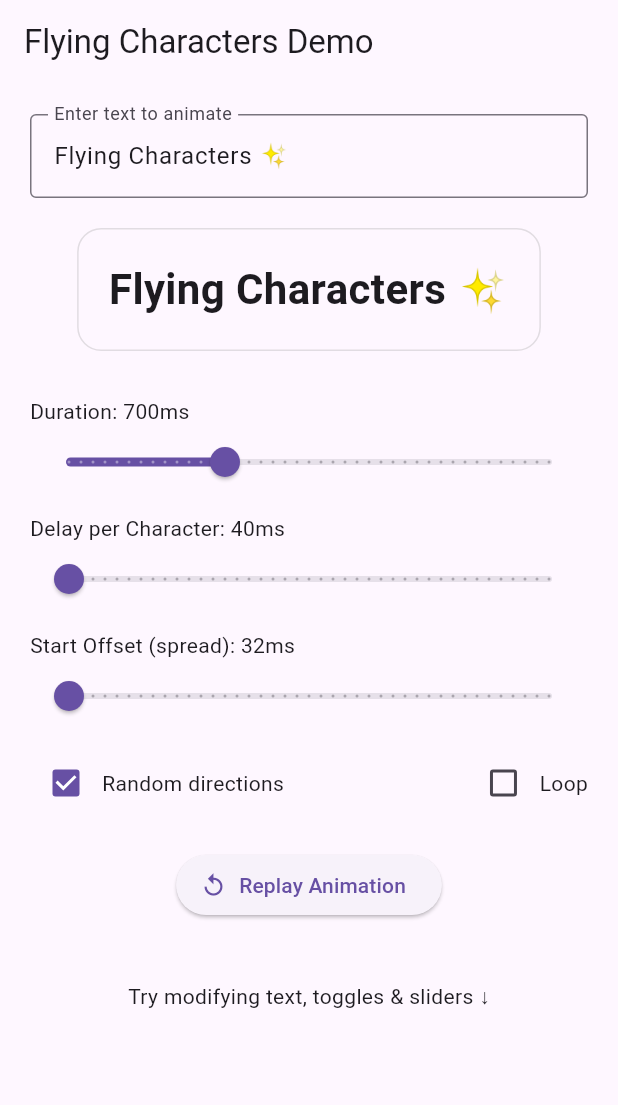
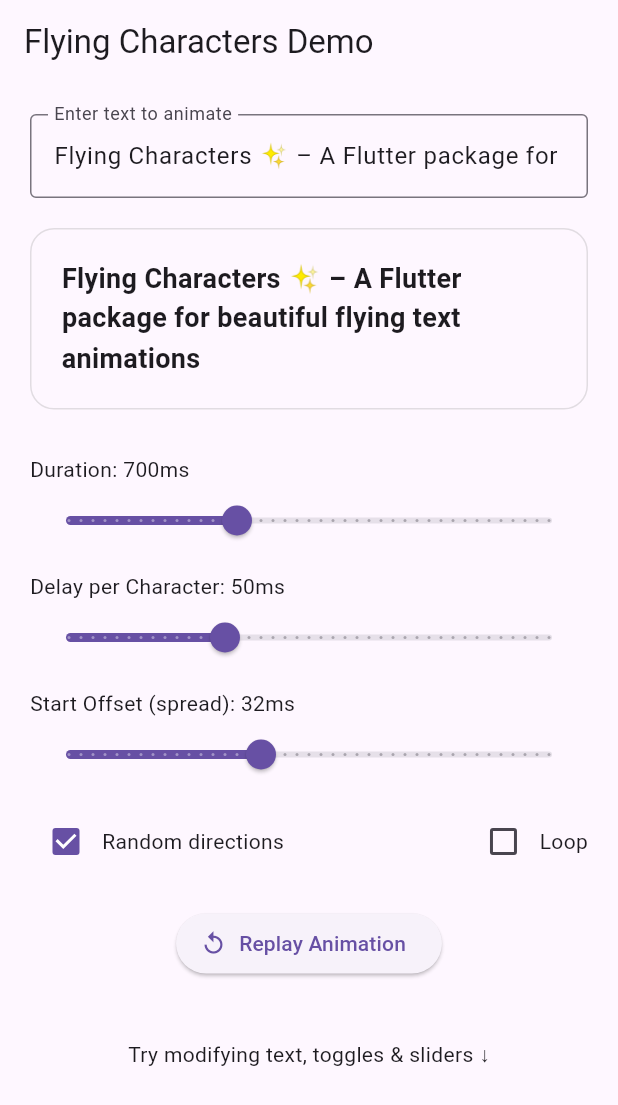
Before and after one commit to ASHISH1317/flying_characters, a Flutter app: the screen it shows after launch, on a phone screen of 412 x 824 dp. Shown: the top 1105 px of the screen. Run offline on Flutter 3.47's test engine with Material 3 defaults, Android fonts, the phone set to English and light mode, and no system bars.

Commit message:
Add documentation and examples for FlyingCharacters package

````diff
--- a/example/lib/main.dart
+++ b/example/lib/main.dart
@@ -13,15 +13,19 @@ class FlyingCharactersDemo extends StatefulWidget {
 }
 
 class _FlyingCharactersDemoState extends State<FlyingCharactersDemo> {
-  String text = "Flying Characters ✨";
+  String text =
+      "Flying Characters ✨ – A Flutter package for beautiful flying text animations";
   Duration duration = const Duration(milliseconds: 700);
-  Duration delay = const Duration(milliseconds: 40);
+  Duration delay = const Duration(milliseconds: 50);
   double offset = 32;
   bool random = true;
   bool loop = false;
   int seed = 7;
 
-  final inputCtrl = TextEditingController(text: "Flying Characters ✨");
+  final inputCtrl = TextEditingController(
+    text:
+        "Flying Characters ✨ – A Flutter package for beautiful flying text animations",
+  );
   final key = GlobalKey();
 
   void refresh() {
@@ -42,7 +46,6 @@ class _FlyingCharactersDemoState extends State<FlyingCharactersDemo> {
             padding: const EdgeInsets.all(20),
             child: Column(
               children: [
-
                 /// 🔤 Editable text
                 TextField(
                   controller: inputCtrl,
@@ -59,7 +62,9 @@ class _FlyingCharactersDemoState extends State<FlyingCharactersDemo> {
                   padding: const EdgeInsets.all(20),
                   decoration: BoxDecoration(
                     borderRadius: BorderRadius.circular(16),
-                    border: Border.all(color: Colors.grey.withValues(alpha: 0.3)),
+                    border: Border.all(
+                      color: Colors.grey.withValues(alpha: 0.3),
+                    ),
                   ),
                   child: FlyingCharacters(
                     key: ValueKey(seed),
@@ -69,7 +74,10 @@ class _FlyingCharactersDemoState extends State<FlyingCharactersDemo> {
                     maxStartOffset: offset,
                     randomDirections: random,
                     loop: loop,
-                    style: const TextStyle(fontSize: 28, fontWeight: FontWeight.bold),
+                    style: const TextStyle(
+                      fontSize: 18,
+                      fontWeight: FontWeight.bold,
+                    ),
                   ),
                 ),
 
@@ -80,15 +88,16 @@ class _FlyingCharactersDemoState extends State<FlyingCharactersDemo> {
                   title: "Duration",
                   value: duration.inMilliseconds.toDouble(),
                   max: 2000,
-                  onChange: (v) => setState(() =>
-                  duration = Duration(milliseconds: v.toInt())),
+                  onChange: (v) => setState(
+                    () => duration = Duration(milliseconds: v.toInt()),
+                  ),
                 ),
                 _slider(
                   title: "Delay per Character",
                   value: delay.inMilliseconds.toDouble(),
                   max: 150,
-                  onChange: (v) => setState(() =>
-                  delay = Duration(milliseconds: v.toInt())),
+                  onChange: (v) =>
+                      setState(() => delay = Duration(milliseconds: v.toInt())),
                 ),
                 _slider(
                   title: "Start Offset (spread)",
@@ -143,12 +152,12 @@ class _FlyingCharactersDemoState extends State<FlyingCharactersDemo> {
   }) {
     return Column(
       crossAxisAlignment: CrossAxisAlignment.start,
-      children: [
+      children: <Widget>[
         Text("$title: ${value.toInt()}ms"),
         Slider(
           value: value,
           max: max,
-          min: 50,
+          min: 0,
           divisions: 40,
           onChanged: onChange,
         ),
--- a/lib/flying_characters.dart
+++ b/lib/flying_characters.dart
@@ -1,3 +1,21 @@
-library flying_characters;
+/// A Flutter package to animate individual characters of a string with
+/// "flying" effects, customizable directions, offsets, delays, and looping.
+///
+/// Example usage:
+/// ```dart
+/// import 'package:flying_characters/flying_characters.dart';
+///
+/// FlyingCharacters(
+///   text: "Hello World!",
+///   style: TextStyle(fontSize: 32, fontWeight: FontWeight.bold),
+///   duration: Duration(milliseconds: 800),
+///   perItemDelay: Duration(milliseconds: 50),
+///   randomDirections: true,
+///   maxStartOffset: 40,
+///   loop: false,
+/// )
+/// ```
+library;
 
+/// Exposes the main [FlyingCharacters] widget for animating text.
 export 'src/flying_characters_widget.dart';
--- a/lib/src/text_utils.dart
+++ b/lib/src/text_utils.dart
@@ -1,19 +1,33 @@
 import 'package:flutter/material.dart';
 import 'token_model.dart';
 
+/// A utility class to tokenize a string into a list of [Token]s.
+///
+/// This class separates input text into individual "tokens" (words or non-word sequences)
+/// for use in [FlyingCharacters]. Alphabetic and numeric characters are considered
+/// part of words and will be animated. Punctuation, spaces, and other characters
+/// are treated as non-animated tokens.
 class TextTokenizer {
+  /// Tokenizes the [input] string into a list of [Token] objects.
+  ///
+  /// Each word-like sequence (letters, digits, accented letters) becomes an animated token.
+  /// Non-word sequences (spaces, punctuation) become non-animated tokens.
   static List<Token> tokenize(String input) {
     final List<Token> result = <Token>[];
-    final characters = input.characters; // grapheme safe
+
+    // Use grapheme-safe iteration for proper Unicode handling.
+    final characters = input.characters;
 
     String buffer = '';
     bool insideWord = false;
 
     for (final char in characters) {
+      // Matches word characters (letters, digits, accented letters)
       final isWord = RegExp(r'[A-Za-z0-9\u00C0-\u017F]').hasMatch(char);
 
       if (isWord) {
         if (!insideWord && buffer.isNotEmpty) {
+          // Previous buffer was non-word, add as non-animated token
           result.add(Token(text: buffer, animate: false));
           buffer = '';
         }
@@ -21,6 +35,7 @@ class TextTokenizer {
         buffer += char;
       } else {
         if (insideWord) {
+          // Previous buffer was a word, add as animated token
           result.add(Token(text: buffer, animate: true));
           buffer = '';
         }
@@ -29,6 +44,7 @@ class TextTokenizer {
       }
     }
 
+    // Add the last buffered token if any
     if (buffer.isNotEmpty) {
       result.add(Token(text: buffer, animate: insideWord));
     }
--- a/lib/src/token_model.dart
+++ b/lib/src/token_model.dart
@@ -1,6 +1,24 @@
+/// Represents a single piece of text (a token) for animation purposes.
+///
+/// A token can either be a "word" (which will animate) or a non-word sequence
+/// such as spaces, punctuation, or symbols (which will not animate).
 class Token {
-  Token({required this.text, required this.animate});
+  /// Creates a [Token] instance.
+  ///
+  /// [text] is the string content of the token.
+  /// [animate] indicates whether this token should be animated
+  /// in [FlyingCharacters].
+  Token({
+    required this.text,
+    required this.animate,
+  });
 
+  /// The string content of this token.
   final String text;
+
+  /// Whether this token should be animated.
+  ///
+  /// Typically, word-like tokens are animated (`true`) while
+  /// spaces and punctuation are not (`false`).
   final bool animate;
 }
````
Also changed, not shown: lib/src/flying_characters_widget.dart (+51 -5 lines), lib/src/glyph_anim.dart (+17 -0 lines).
